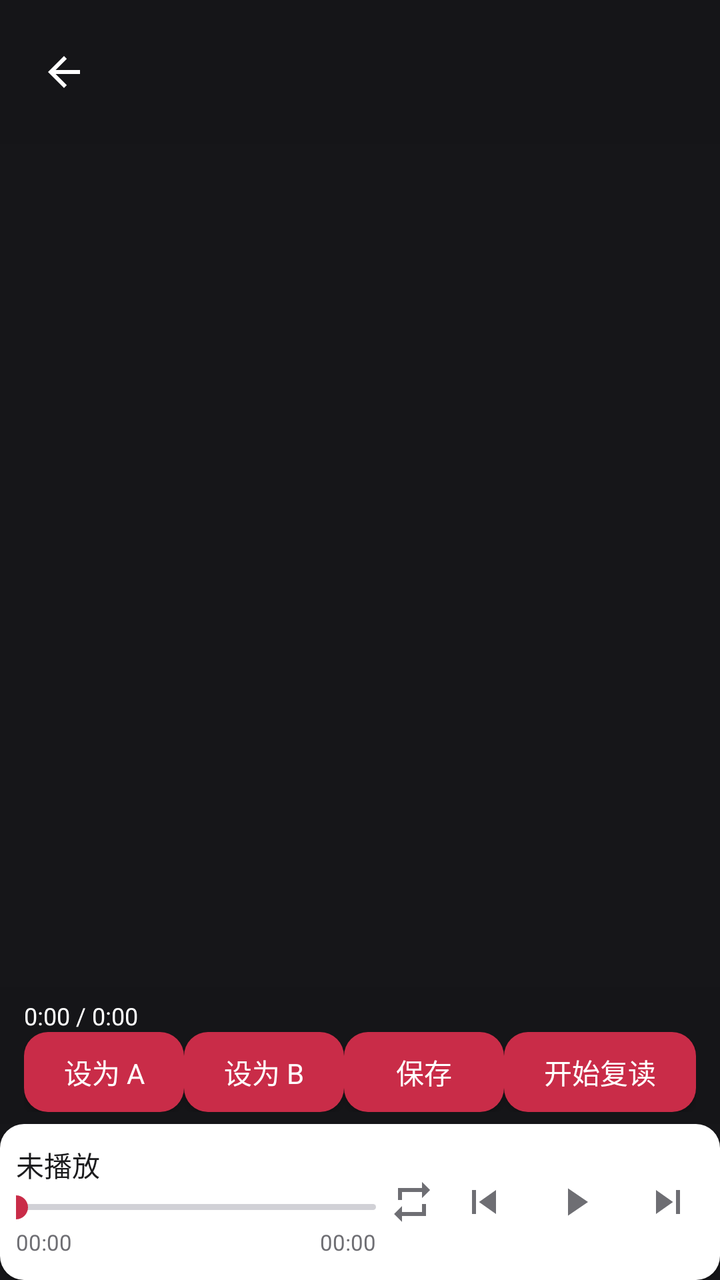
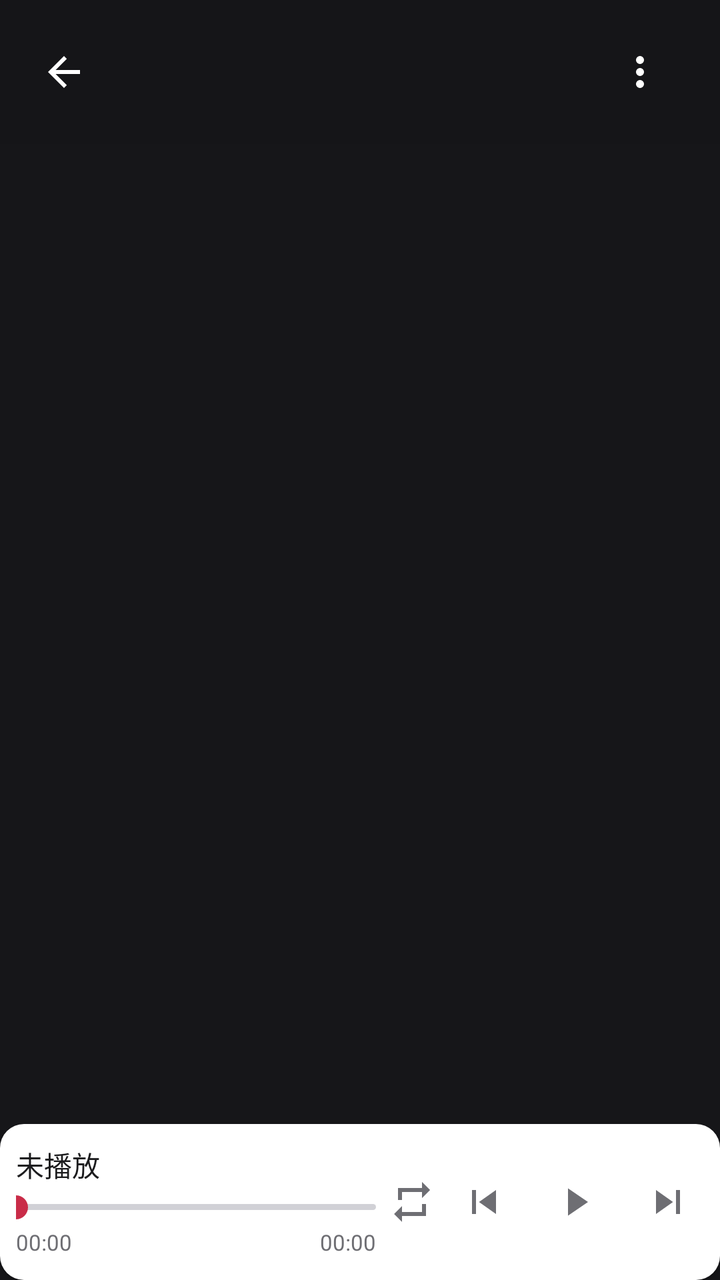

Two renders of the same Android screen: before a commit and after it. Below are the layout's source before the change and the commit's diff.
<!-- AndroidManifest.xml: activity theme Theme.DavMusic.NoActionBar -->
<!-- res/layout/activity_lyrics.xml -->
<?xml version="1.0" encoding="utf-8"?>
<LinearLayout xmlns:android="http://schemas.android.com/apk/res/android"
    android:layout_width="match_parent"
    android:layout_height="match_parent"
    android:background="@color/lyrics_background"
    android:orientation="vertical">

    <FrameLayout
        android:layout_width="match_parent"
        android:layout_height="0dp"
        android:layout_weight="1">

        <androidx.recyclerview.widget.RecyclerView
            android:id="@+id/lyricsList"
            android:layout_width="match_parent"
            android:layout_height="match_parent"
            android:clipToPadding="true"
            android:overScrollMode="never"
            android:paddingTop="72dp"
            android:paddingBottom="48dp"
            android:scrollbars="none" />

        
        <LinearLayout
            android:layout_width="match_parent"
            android:layout_height="wrap_content"
            android:layout_gravity="top"
            android:background="@color/lyrics_header"
            android:gravity="center_vertical"
            android:orientation="horizontal"
            android:paddingStart="8dp"
            android:paddingTop="12dp"
            android:paddingEnd="16dp"
            android:paddingBottom="12dp">

            <ImageButton
                android:id="@+id/backButton"
                android:layout_width="48dp"
                android:layout_height="48dp"
                android:background="?android:attr/selectableItemBackgroundBorderless"
                android:contentDescription="@string/btn_back"
                android:src="@drawable/ic_back"
                android:tint="#FFFFFF" />

            <LinearLayout
                android:layout_width="0dp"
                android:layout_height="wrap_content"
                android:layout_marginStart="4dp"
                android:layout_weight="1"
                android:orientation="vertical">

                <TextView
                    android:id="@+id/trackTitle"
                    android:layout_width="match_parent"
                    android:layout_height="wrap_content"
                    android:ellipsize="end"
                    android:maxLines="1"
                    android:textColor="#FFFFFF"
                    android:textSize="16sp"
                    android:textStyle="bold" />

                <TextView
                    android:id="@+id/trackSubtitle"
                    android:layout_width="match_parent"
                    android:layout_height="wrap_content"
                    android:ellipsize="end"
                    android:maxLines="1"
                    android:textColor="#80FFFFFF"
                    android:textSize="12sp" />
            </LinearLayout>
        </LinearLayout>

        
        <LinearLayout
            android:id="@+id/statusContainer"
            android:layout_width="match_parent"
            android:layout_height="wrap_content"
            android:layout_gravity="center"
            android:gravity="center"
            android:orientation="vertical"
            android:padding="32dp">

            <TextView
                android:id="@+id/statusView"
                android:layout_width="match_parent"
                android:layout_height="wrap_content"
                android:gravity="center"
                android:textColor="#99FFFFFF"
                android:textSize="15sp" />

            <Button
                android:id="@+id/searchLyricsButton"
                android:layout_width="wrap_content"
                android:layout_height="wrap_content"
                android:layout_marginTop="16dp"
                android:backgroundTint="@color/button_normal"
                android:text="@string/lyrics_search_button"
                android:textColor="#FFFFFF"
                android:visibility="gone" />
        </LinearLayout>
    </FrameLayout>

    
    <LinearLayout
        android:id="@+id/repeatPanel"
        android:layout_width="match_parent"
        android:layout_height="wrap_content"
        android:background="@color/lyrics_header"
        android:orientation="vertical"
        android:paddingStart="12dp"
        android:paddingEnd="12dp"
        android:paddingTop="6dp"
        android:paddingBottom="6dp">
        <TextView
            android:id="@+id/repeatTime"
            android:layout_width="match_parent"
            android:layout_height="wrap_content"
            android:text="0:00 / 0:00"
            android:textColor="#FFFFFF"
            android:textSize="12sp" />
        <LinearLayout
            android:layout_width="match_parent"
            android:layout_height="wrap_content"
            android:gravity="center_vertical"
            android:orientation="horizontal">
            <Button android:id="@+id/repeatSetStart" android:layout_width="0dp" android:layout_weight="1" android:layout_height="40dp" android:minWidth="0dp" android:paddingStart="2dp" android:paddingEnd="2dp" android:text="设为 A" />
            <Button android:id="@+id/repeatSetEnd" android:layout_width="0dp" android:layout_weight="1" android:layout_height="40dp" android:minWidth="0dp" android:paddingStart="2dp" android:paddingEnd="2dp" android:text="设为 B" />
            <Button android:id="@+id/repeatSave" android:layout_width="0dp" android:layout_weight="1" android:layout_height="40dp" android:minWidth="0dp" android:paddingStart="2dp" android:paddingEnd="2dp" android:text="保存" />
            <Button android:id="@+id/repeatToggle" android:layout_width="0dp" android:layout_weight="1.2" android:layout_height="40dp" android:minWidth="0dp" android:paddingStart="2dp" android:paddingEnd="2dp" android:text="开始复读" />
        </LinearLayout>
        <LinearLayout android:id="@+id/repeatIntervals" android:layout_width="match_parent" android:layout_height="wrap_content" android:orientation="vertical" />
    </LinearLayout>

    
    <include
        android:id="@+id/playerBar"
        layout="@layout/view_player_bar"
        android:layout_width="match_parent"
        android:layout_height="78dp" />
</LinearLayout>
<!-- res/layout/view_player_bar.xml (included above) -->
<?xml version="1.0" encoding="utf-8"?>
<LinearLayout
    xmlns:android="http://schemas.android.com/apk/res/android"
    xmlns:app="http://schemas.android.com/apk/res-auto"
    android:id="@+id/playerBarRoot"
    android:layout_width="match_parent"
    android:layout_height="78dp"
    android:orientation="horizontal"
    android:background="@drawable/player_surface"
    android:padding="8dp"
    android:elevation="1dp">
    
    
    <LinearLayout
        android:layout_width="0dp"
        android:layout_height="match_parent"
        android:layout_weight="1"
        android:orientation="vertical"
        android:paddingTop="2dp"
        android:paddingBottom="2dp">
        
        <TextView
            android:id="@+id/playerTitleTextView"
            android:layout_width="match_parent"
            android:layout_height="wrap_content"
            android:text="@string/label_no_track"
            android:textSize="14sp"
            android:textColor="@color/text_primary"
            android:ellipsize="end"
            android:maxLines="1" />
        
        <SeekBar
            android:id="@+id/playerProgressBar"
            android:layout_width="match_parent"
            android:layout_height="wrap_content"
            android:layout_marginTop="2dp"
            android:maxHeight="3dp"
            android:minHeight="3dp"
            android:progressDrawable="@drawable/player_progress"
            android:thumbTint="@color/player_progress_foreground"
            android:paddingStart="0dp"
            android:paddingEnd="0dp" />

        
        <LinearLayout
            android:layout_width="match_parent"
            android:layout_height="wrap_content"
            android:orientation="horizontal"
            android:layout_marginTop="1dp">

            <TextView
                android:id="@+id/playerCurrentTimeText"
                android:layout_width="wrap_content"
                android:layout_height="wrap_content"
                android:text="@string/time_zero"
                android:textSize="11sp"
                android:textColor="@color/text_secondary" />

            <View
                android:layout_width="0dp"
                android:layout_height="0dp"
                android:layout_weight="1" />

            <TextView
                android:id="@+id/playerTotalTimeText"
                android:layout_width="wrap_content"
                android:layout_height="wrap_content"
                android:text="@string/time_zero"
                android:textSize="11sp"
                android:textColor="@color/text_secondary" />
        </LinearLayout>

    </LinearLayout>
    
    
    <LinearLayout
        android:layout_width="wrap_content"
        android:layout_height="match_parent"
        android:orientation="horizontal"
        android:gravity="center">
        
        
        <ImageButton
            android:id="@+id/playModeButton"
            android:layout_width="36dp"
            android:layout_height="36dp"
            android:src="@drawable/ic_repeat"
            android:contentDescription="@string/btn_play_mode"
            android:background="?attr/selectableItemBackgroundBorderless"
            android:scaleType="center"
            android:padding="6dp" />
        
        
        <ImageButton
            android:id="@+id/previousButton"
            android:layout_width="36dp"
            android:layout_height="36dp"
            android:src="@drawable/ic_previous"
            android:contentDescription="@string/btn_previous"
            android:background="?attr/selectableItemBackgroundBorderless"
            android:scaleType="center"
            android:padding="6dp" />
        
        
        <ImageButton
            android:id="@+id/playPauseButton"
            android:layout_width="40dp"
            android:layout_height="40dp"
            android:layout_marginStart="8dp"
            android:layout_marginEnd="8dp"
            android:src="@drawable/ic_play"
            android:contentDescription="@string/btn_play"
            android:background="?attr/selectableItemBackgroundBorderless"
            android:scaleType="center"
            android:padding="8dp" />
        
        
        <ImageButton
            android:id="@+id/nextButton"
            android:layout_width="36dp"
            android:layout_height="36dp"
            android:src="@drawable/ic_next"
            android:contentDescription="@string/btn_next"
            android:background="?attr/selectableItemBackgroundBorderless"
            android:scaleType="center"
            android:padding="6dp" />
        
    </LinearLayout>
    
</LinearLayout>
<!-- resources referenced by this layout -->
<resources>
  <color name="button_normal">#C92C48</color>
  <color name="lyrics_background">#161619</color>
  <color name="lyrics_header">#F2161619</color>
  <color name="player_progress_foreground">#C92C48</color>
  <color name="text_primary">#1C1C1E</color>
  <color name="text_secondary">#6E6E73</color>
  <!-- drawable player_surface (drawable) -->
  <?xml version="1.0" encoding="utf-8"?>
  <shape xmlns:android="http://schemas.android.com/apk/res/android" android:shape="rectangle">
      <solid android:color="@color/player_background" />
      <corners android:radius="12dp" />
  </shape>
  <string name="btn_back">返回</string>
  <string name="btn_next">下一首</string>
  <string name="btn_play">播放</string>
  <string name="btn_play_mode">播放模式</string>
  <string name="btn_previous">上一首</string>
  <string name="label_no_track">未播放</string>
  <string name="lyrics_search_button">搜索歌词</string>
  <string name="time_zero">00:00</string>
  <color name="accent">#C92C48</color>
  <color name="icon_normal">#6E6E73</color>
  <color name="player_progress_background">#D1D1D6</color>
  <color name="player_background">#FFFFFF</color>
  <color name="primary">#C92C48</color>
  <color name="primary_variant">#A61E39</color>
  <color name="on_primary">#FFFFFF</color>
  <color name="secondary">#C92C48</color>
  <color name="secondary_variant">#A61E39</color>
  <color name="on_secondary">#FFFFFF</color>
  <color name="surface">#FFFFFF</color>
  <color name="on_surface">#1C1C1E</color>
  <color name="on_background">#1C1C1E</color>
  <color name="error">#BD203C</color>
  <color name="status_bar_color">#FFFFFF</color>
  <color name="navigation_bar_color">#F2F2F7</color>
  <color name="background">#F2F2F7</color>
  <style name="Widget.DavMusic.ActionBar" parent="Widget.MaterialComponents.ActionBar.Solid">
          <item name="background">@color/toolbar_background</item>
          <item name="titleTextStyle">@style/TextAppearance.DavMusic.Toolbar</item>
          <item name="elevation">0dp</item>
      </style>
  <style name="Widget.DavMusic.PlainButton" parent="Widget.AppCompat.Button">
          <item name="backgroundTint">@color/button_tint</item>
          <item name="android:background">@drawable/button_surface</item>
          <item name="android:textColor">@color/white</item>
          <item name="android:textAllCaps">false</item>
      </style>
  <color name="divider">#DEDDE2</color>
  <color name="white">#FFFFFF</color>
  <color name="toolbar_text">#1C1C1E</color>
  <color name="toolbar_background">#FFFFFF</color>
  <style name="TextAppearance.DavMusic.Toolbar" parent="TextAppearance.Widget.AppCompat.Toolbar.Title">
          <item name="android:fontFamily">sans-serif-medium</item>
          <item name="android:textSize">20sp</item>
          <item name="android:textColor">@color/toolbar_text</item>
      </style>
  <!-- drawable dialog_surface (drawable) -->
  <?xml version="1.0" encoding="utf-8"?>
  <shape xmlns:android="http://schemas.android.com/apk/res/android" android:shape="rectangle">
      <solid android:color="@color/surface" />
      <corners android:radius="16dp" />
  </shape>
  <!-- drawable button_surface (drawable) -->
  <?xml version="1.0" encoding="utf-8"?>
  <shape xmlns:android="http://schemas.android.com/apk/res/android" android:shape="rectangle">
      <solid android:color="@color/button_normal" />
      <corners android:radius="12dp" />
  </shape>
  <!-- unchanged entries left out for length: 14 -->
</resources>

<!-- the commit's change to res/layout/activity_lyrics.xml (unified diff, before → after) -->
@@ -68,9 +68,18 @@
                     android:textColor="#80FFFFFF"
                     android:textSize="12sp" />
             </LinearLayout>
+
+            <ImageButton
+                android:id="@+id/moreButton"
+                android:layout_width="48dp"
+                android:layout_height="48dp"
+                android:background="?android:attr/selectableItemBackgroundBorderless"
+                android:contentDescription="更多"
+                android:padding="12dp"
+                android:src="@drawable/ic_more_vert"
+                android:tint="#FFFFFF" />
         </LinearLayout>
 
-        
         <LinearLayout
             android:id="@+id/statusContainer"
             android:layout_width="match_parent"
@@ -99,37 +108,6 @@
                 android:visibility="gone" />
         </LinearLayout>
     </FrameLayout>
-
-    
-    <LinearLayout
-        android:id="@+id/repeatPanel"
-        android:layout_width="match_parent"
-        android:layout_height="wrap_content"
-        android:background="@color/lyrics_header"
-        android:orientation="vertical"
-        android:paddingStart="12dp"
-        android:paddingEnd="12dp"
-        android:paddingTop="6dp"
-        android:paddingBottom="6dp">
-        <TextView
-            android:id="@+id/repeatTime"
-            android:layout_width="match_parent"
-            android:layout_height="wrap_content"
-            android:text="0:00 / 0:00"
-            android:textColor="#FFFFFF"
-            android:textSize="12sp" />
-        <LinearLayout
-            android:layout_width="match_parent"
-            android:layout_height="wrap_content"
-            android:gravity="center_vertical"
-            android:orientation="horizontal">
-            <Button android:id="@+id/repeatSetStart" android:layout_width="0dp" android:layout_weight="1" android:layout_height="40dp" android:minWidth="0dp" android:paddingStart="2dp" android:paddingEnd="2dp" android:text="设为 A" />
-            <Button android:id="@+id/repeatSetEnd" android:layout_width="0dp" android:layout_weight="1" android:layout_height="40dp" android:minWidth="0dp" android:paddingStart="2dp" android:paddingEnd="2dp" android:text="设为 B" />
-            <Button android:id="@+id/repeatSave" android:layout_width="0dp" android:layout_weight="1" android:layout_height="40dp" android:minWidth="0dp" android:paddingStart="2dp" android:paddingEnd="2dp" android:text="保存" />
-            <Button android:id="@+id/repeatToggle" android:layout_width="0dp" android:layout_weight="1.2" android:layout_height="40dp" android:minWidth="0dp" android:paddingStart="2dp" android:paddingEnd="2dp" android:text="开始复读" />
-        </LinearLayout>
-        <LinearLayout android:id="@+id/repeatIntervals" android:layout_width="match_parent" android:layout_height="wrap_content" android:orientation="vertical" />
-    </LinearLayout>
 
     
     <include
<!-- resource entries referenced after the edit -->
@@ -6,6 +6,17 @@
   <color name="player_progress_foreground">#C92C48</color>
   <color name="text_primary">#1C1C1E</color>
   <color name="text_secondary">#6E6E73</color>
+  <!-- drawable ic_more_vert (drawable) -->
+  <?xml version="1.0" encoding="utf-8"?>
+  <vector xmlns:android="http://schemas.android.com/apk/res/android"
+      android:width="24dp"
+      android:height="24dp"
+      android:viewportWidth="24"
+      android:viewportHeight="24">
+      <path
+          android:fillColor="#FFFFFFFF"
+          android:pathData="M12,8a2,2 0,1 0,0 -4a2,2 0,0 0,0 4M12,14a2,2 0,1 0,0 -4a2,2 0,0 0,0 4M12,20a2,2 0,1 0,0 -4a2,2 0,0 0,0 4" />
+  </vector>
   <!-- drawable player_surface (drawable) -->
   <?xml version="1.0" encoding="utf-8"?>
   <shape xmlns:android="http://schemas.android.com/apk/res/android" android:shape="rectangle">
